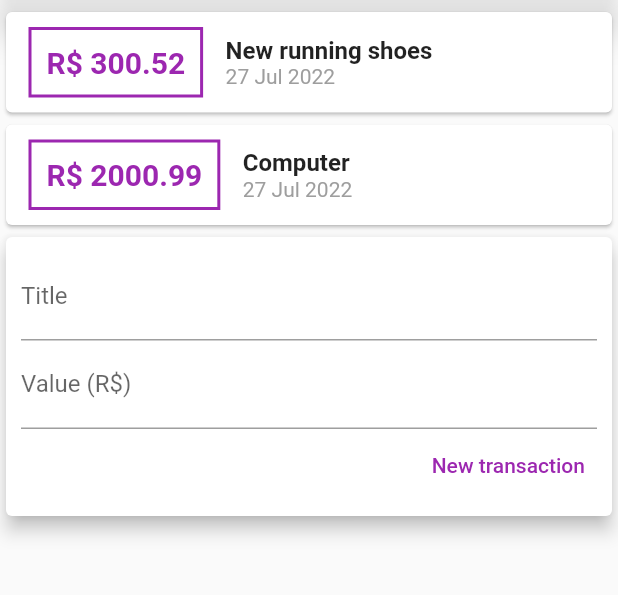
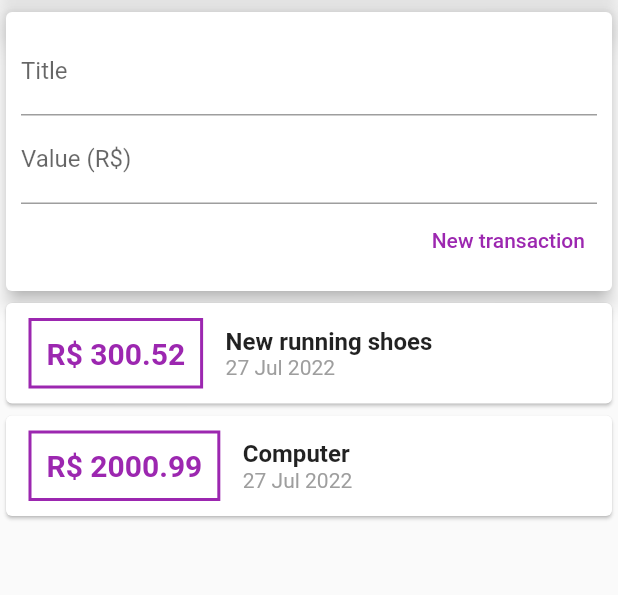
Before and after one commit to FabioFSS/flutter-course, a Flutter app: the screen it shows after launch, on a phone screen of 412 x 824 dp, the part 114-709 px from its top. Run offline on Flutter 3.47's test engine with Material 2 defaults, Android fonts, the phone set to English and light mode, and no system bars.

Commit message:
added listview

```diff
--- a/personal_expenses/lib/components/transaction_list.dart
+++ b/personal_expenses/lib/components/transaction_list.dart
@@ -10,10 +10,12 @@ class TransactionList extends StatelessWidget {
 
   @override
   Widget build(BuildContext context) {
-    return Column(
-      children: <Widget>[
-        ...transactions.map(
-          (tr) {
+    return SizedBox(
+      height: MediaQuery.of(context).size.height / 1.5,
+      child: ListView.builder(
+        itemCount: transactions.length,
+        itemBuilder: (context, index) {
+          final tr = transactions[index];
           return Card(
             child: Row(
               children: <Widget>[
@@ -61,7 +63,6 @@ class TransactionList extends StatelessWidget {
           );
         },
       ),
-      ],
     );
   }
 }
--- a/personal_expenses/lib/components/transaction_user.dart
+++ b/personal_expenses/lib/components/transaction_user.dart
@@ -45,11 +45,11 @@ class _TransactionUserState extends State<TransactionUser> {
   Widget build(BuildContext context) {
     return Column(
       children: [
+        TransactionForm(
+          onSubmit: _addTransaction,
+        ),
         TransactionList(
           transactions: _transactions,
-        ),
-        TransactionForm(
-          onSubmit: _addTransaction,
         ),
       ],
     );
--- a/personal_expenses/lib/main.dart
+++ b/personal_expenses/lib/main.dart
@@ -25,7 +25,8 @@ class HomePage extends StatelessWidget {
       appBar: AppBar(
         title: const Text('Personal Expenses'),
       ),
-      body: Column(
+      body: SingleChildScrollView(
+        child: Column(
           crossAxisAlignment: CrossAxisAlignment.stretch,
           children: const [
             Card(
@@ -35,6 +36,7 @@ class HomePage extends StatelessWidget {
             TransactionUser(),
           ],
         ),
+      ),
     );
   }
 }
```
Also changed, not shown: personal_expenses/lib/components/transaction_form.dart (+17 -5 lines). Lines whose indentation alone changed are shown as unchanged.
